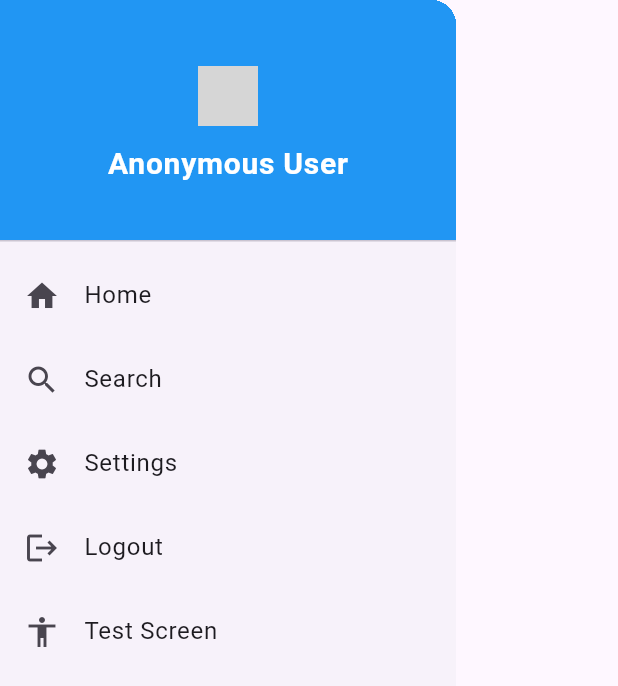
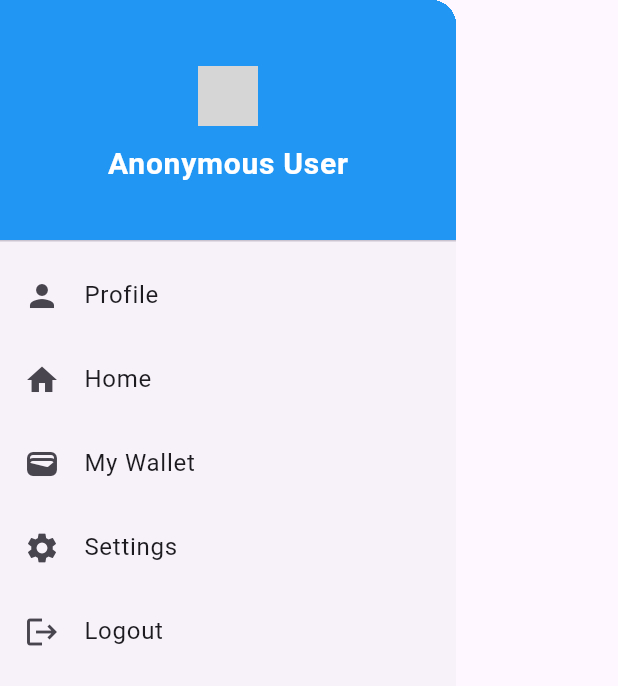
Before and after one commit to kyuremmmmz/travel-go-mobile-version, a Flutter app: the DrawerMenuWidget widget shown alone on an empty page, opened directly, on a phone screen of 412 x 824 dp. Shown: the top 686 px of the screen. Run offline on Flutter 3.47's test engine with Material 3 defaults, Android fonts, the phone set to English and light mode, and no system bars; our stand-ins replace flutter_credit_card, flutter_map, flutter_typeahead, font_awesome_flutter, geocoding, latlong2 and 4 more; missing offline and left inert: dart:ffi, flutter_paypal, mailer; accounts and stored records are empty; grey boxes are pictures that could not be loaded.

Commit message:
fixing UIs

```diff
--- a/lib/Widgets/Drawer/drawerMenu.dart
+++ b/lib/Widgets/Drawer/drawerMenu.dart
@@ -84,6 +84,14 @@ class _DrawerMenuWidgetState extends State<DrawerMenuWidget> {
             ),
           ),
           ListTile(
+            leading: const Icon(Icons.person),
+            title: const Text('Profile'),
+            onTap: () {
+              Navigator.pop(context);
+              // For testing screens
+            },
+          ),
+          ListTile(
             leading: const Icon(Icons.home),
             title: const Text('Home'),
             onTap: () {
@@ -92,8 +100,8 @@ class _DrawerMenuWidgetState extends State<DrawerMenuWidget> {
             },
           ),
           ListTile(
-            leading: const Icon(Icons.search),
-            title: const Text('Search'),
+            leading: const Icon(Icons.wallet),
+            title: const Text('My Wallet'),
             onTap: () {
               Navigator.pop(context);
             },
@@ -113,14 +121,6 @@ class _DrawerMenuWidgetState extends State<DrawerMenuWidget> {
               Usersss().signout(context);
             },
           ),
-          ListTile(
-            leading: const Icon(Icons.accessibility),
-            title: const Text('Test Screen'),
-            onTap: () {
-              Navigator.pop(context);
-              // For testing screens
-            },
-          ),
         ],
       ),
     );
```
